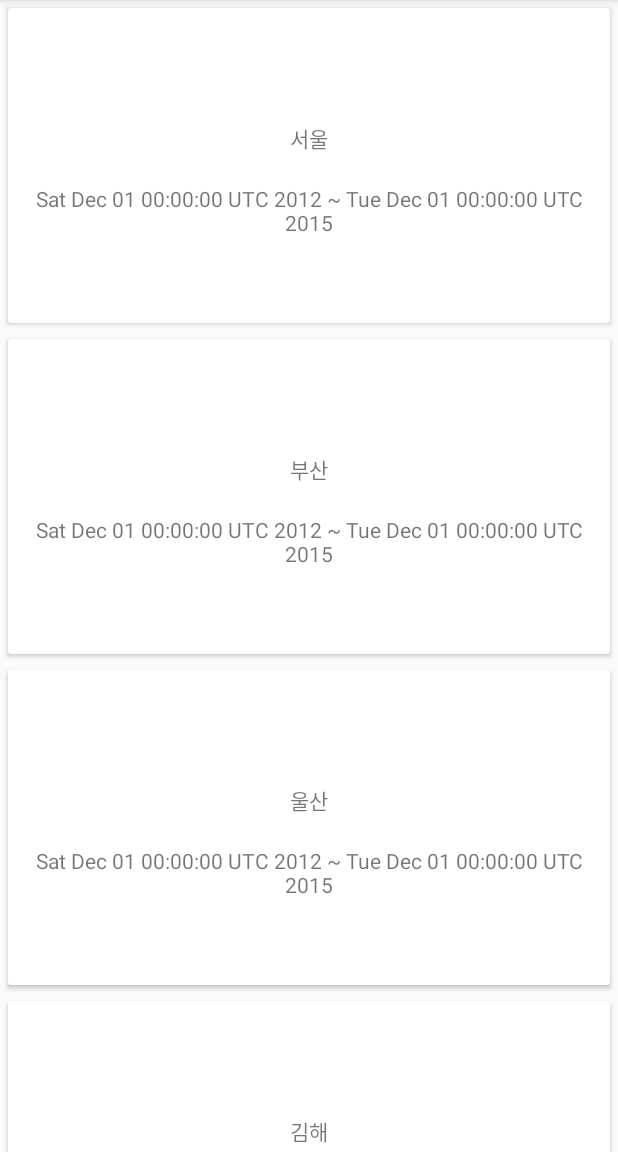
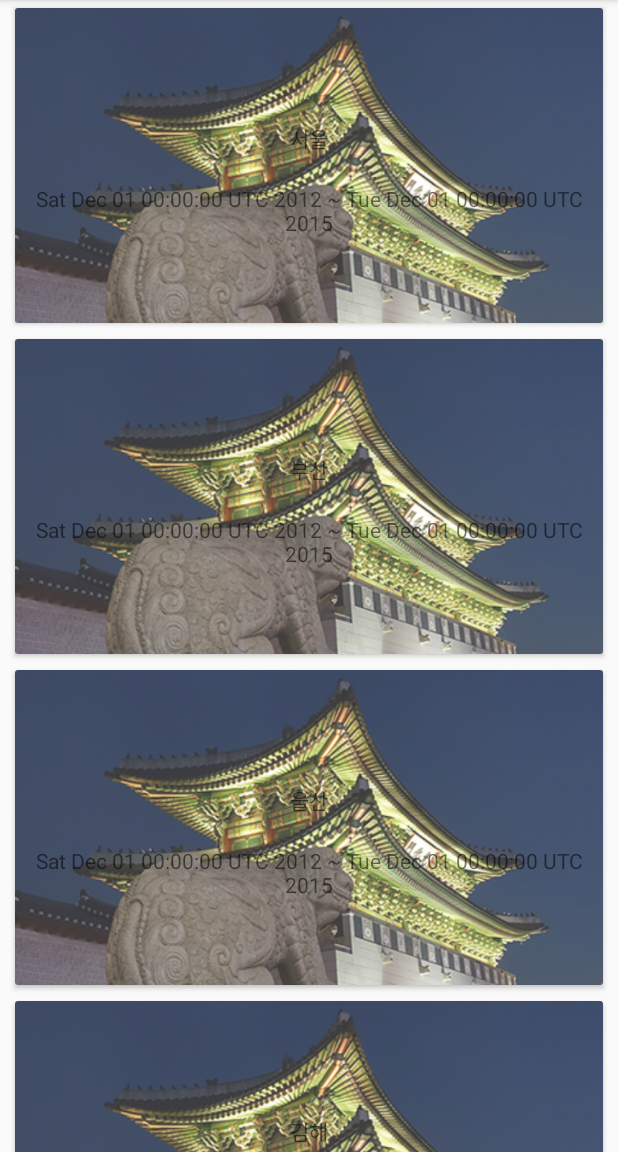
Before and after one commit to pkcs/tripblahblah, an Android app: the screen it shows after launch (MainActivity), on a phone screen of 412 x 824 dp, the part 84-1236 px from its top. Run offline under Robolectric (Android 15) with nearby library versions, the phone set to English and light mode, and no system bars.

Commit message:
- apply default image on tripplan item

```diff
--- a/app/src/main/java/pkcs/tripblahblah/Fragment/TripPlanFragment.java
+++ b/app/src/main/java/pkcs/tripblahblah/Fragment/TripPlanFragment.java
@@ -61,6 +61,22 @@ public class TripPlanFragment  extends Fragment {
         mTripPlansItems.add(new TripPlans("부산",date1, date2,null,null));
         mTripPlansItems.add(new TripPlans("울산",date1, date2,null,null));
         mTripPlansItems.add(new TripPlans("김해",date1, date2,null,null));
+        mTripPlansItems.add(new TripPlans("서울",date1, date2,null,null));
+        mTripPlansItems.add(new TripPlans("부산",date1, date2,null,null));
+        mTripPlansItems.add(new TripPlans("울산",date1, date2,null,null));
+        mTripPlansItems.add(new TripPlans("김해",date1, date2,null,null));
+        mTripPlansItems.add(new TripPlans("서울",date1, date2,null,null));
+        mTripPlansItems.add(new TripPlans("부산",date1, date2,null,null));
+        mTripPlansItems.add(new TripPlans("울산",date1, date2,null,null));
+        mTripPlansItems.add(new TripPlans("김해",date1, date2,null,null));
+        mTripPlansItems.add(new TripPlans("서울",date1, date2,null,null));
+        mTripPlansItems.add(new TripPlans("부산",date1, date2,null,null));
+        mTripPlansItems.add(new TripPlans("울산",date1, date2,null,null));
+        mTripPlansItems.add(new TripPlans("김해",date1, date2,null,null));
+        mTripPlansItems.add(new TripPlans("서울",date1, date2,null,null));
+        mTripPlansItems.add(new TripPlans("부산",date1, date2,null,null));
+        mTripPlansItems.add(new TripPlans("울산",date1, date2,null,null));
+        mTripPlansItems.add(new TripPlans("김해",date1, date2,null,null));
         /*for(TripPlans tripPlans : arrayList){
             mTripPlansItems.add(tripPlans);
         }*/
--- a/app/src/main/java/pkcs/tripblahblah/Holder/TripPlansHolder.java
+++ b/app/src/main/java/pkcs/tripblahblah/Holder/TripPlansHolder.java
@@ -3,7 +3,10 @@ package pkcs.tripblahblah.Holder;
 import android.content.Context;
 import android.util.Log;
 import android.view.View;
+import android.widget.ImageView;
 import android.widget.TextView;
+
+import com.squareup.picasso.Picasso;
 
 import pkcs.tripblahblah.Model.TripPlans;
 import pkcs.tripblahblah.R;
@@ -17,6 +20,7 @@ public class TripPlansHolder extends BaseViewHolder<TripPlans> implements View.O
     TripPlans mTripPlans;
     private TextView title;
     private TextView period;
+    private ImageView itemBackground;
 
     public TripPlansHolder(Context context,View itemView) {
         super(itemView);
@@ -24,7 +28,7 @@ public class TripPlansHolder extends BaseViewHolder<TripPlans> implements View.O
         itemView.setOnClickListener(this);
         title = (TextView)itemView.findViewById(R.id.textview_tripplan_title);
         period = (TextView)itemView.findViewById(R.id.textview_tripplan_date);
-
+        itemBackground = (ImageView)itemView.findViewById(R.id.imageview_tripplan_image);
     }
 
     @Override
@@ -32,6 +36,8 @@ public class TripPlansHolder extends BaseViewHolder<TripPlans> implements View.O
         mTripPlans= tripPlans;
         title.setText(mTripPlans.getTitle());
         period.setText(mTripPlans.getStartDate()+" ~ "+mTripPlans.getFinishDate());
+        Picasso.with(mContext).load(R.drawable.tripplan_background).into(itemBackground);
+        itemBackground.setImageAlpha(200);
     }
 
     @Override
--- a/app/src/main/res/layout/cardview_tripplan.xml
+++ b/app/src/main/res/layout/cardview_tripplan.xml
@@ -3,7 +3,10 @@
     android:id="@+id/cardview_tripplan_item"
     android:layout_width="match_parent"
     android:layout_height="wrap_content"
-    android:layout_margin="5dp">
+    android:layout_marginTop="5dp"
+    android:layout_marginBottom="5dp"
+    android:layout_marginLeft="10dp"
+    android:layout_marginRight="10dp">
 
     <RelativeLayout
         android:layout_width="match_parent"
@@ -13,6 +16,7 @@
         <ImageView
             android:id="@+id/imageview_tripplan_image"
             android:layout_width="match_parent"
+            android:scaleType="centerCrop"
             android:layout_height="210dp" />
 
         <TextView
```
Also changed, not shown: app/src/main/res/drawable/tripplan_background.png (added).
